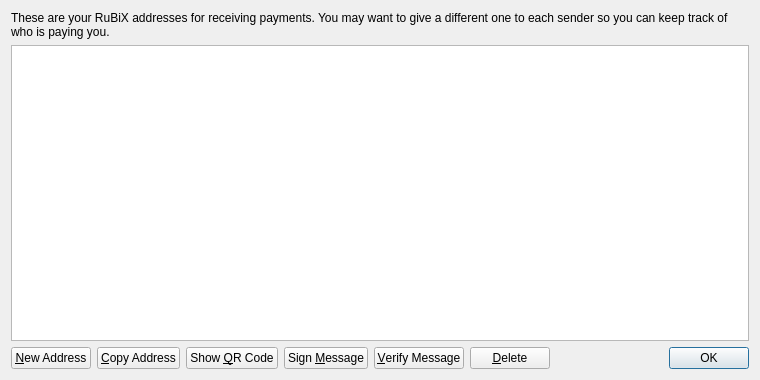
First picture: the form in src/qt/forms/addressbookpage.ui, repository ajeef/Rubix, before the edit.
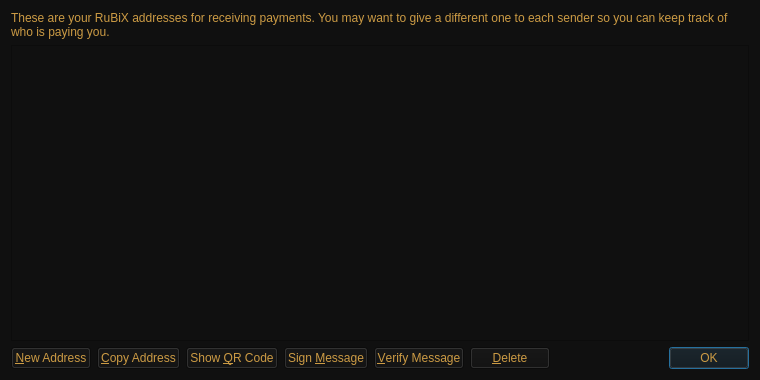
Second picture: the form after the edit.

The edit to the form file:
```diff
--- a/src/qt/forms/addressbookpage.ui
+++ b/src/qt/forms/addressbookpage.ui
@@ -13,6 +13,10 @@
   <property name="windowTitle">
    <string>Address Book</string>
   </property>
+  <property name="styleSheet">
+   <string notr="true">color: rgb(204, 155, 68);
+background-color: rgb(16, 16, 16);</string>
+  </property>
   <layout class="QVBoxLayout" name="verticalLayout">
    <item>
     <widget class="QLabel" name="labelExplanation">
```
Left out of the diff: 4 changed lines with no effect on the pictures.
